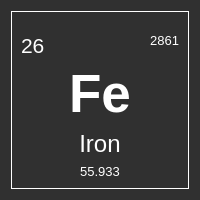
jnicoleoliveira/SPECData, file app/dialogs/frames/element_viewbox_widget.ui: the form before one commit.
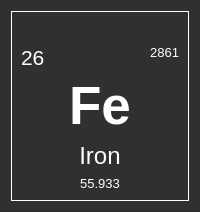
The form after the commit.

```diff
--- a/app/dialogs/frames/element_viewbox_widget.ui
+++ b/app/dialogs/frames/element_viewbox_widget.ui
@@ -7,7 +7,7 @@
     <x>0</x>
     <y>0</y>
     <width>200</width>
-    <height>200</height>
+    <height>212</height>
    </rect>
   </property>
   <property name="sizePolicy">
```
Left out of the diff: 2 changed lines with no effect on the pictures.
